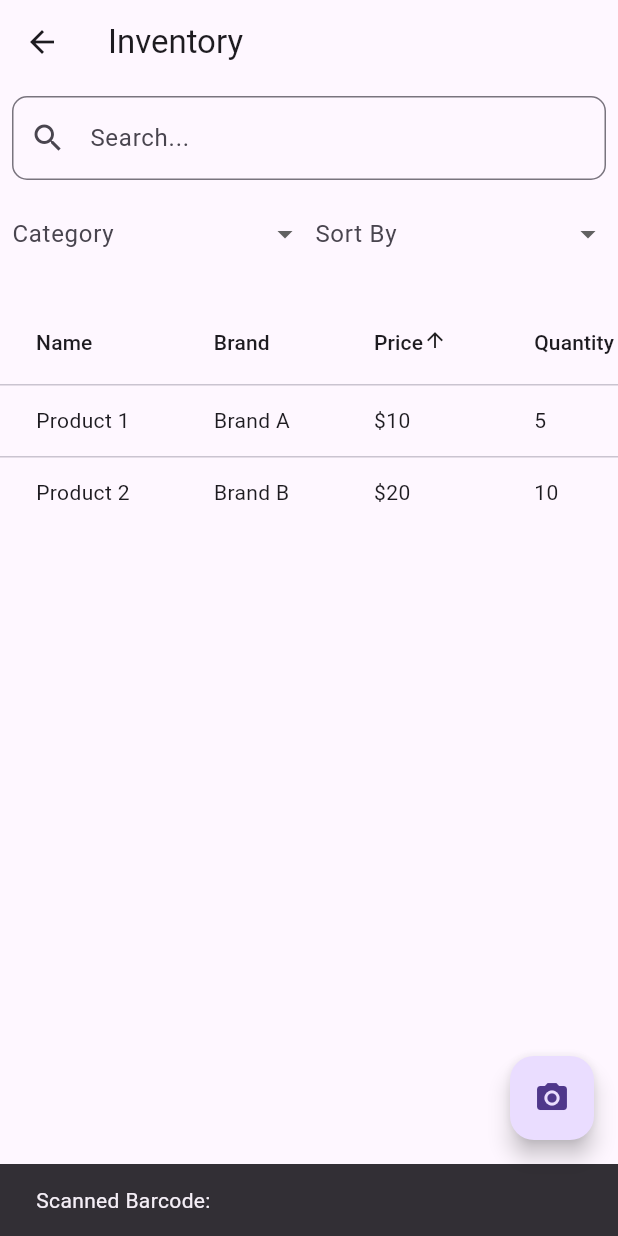
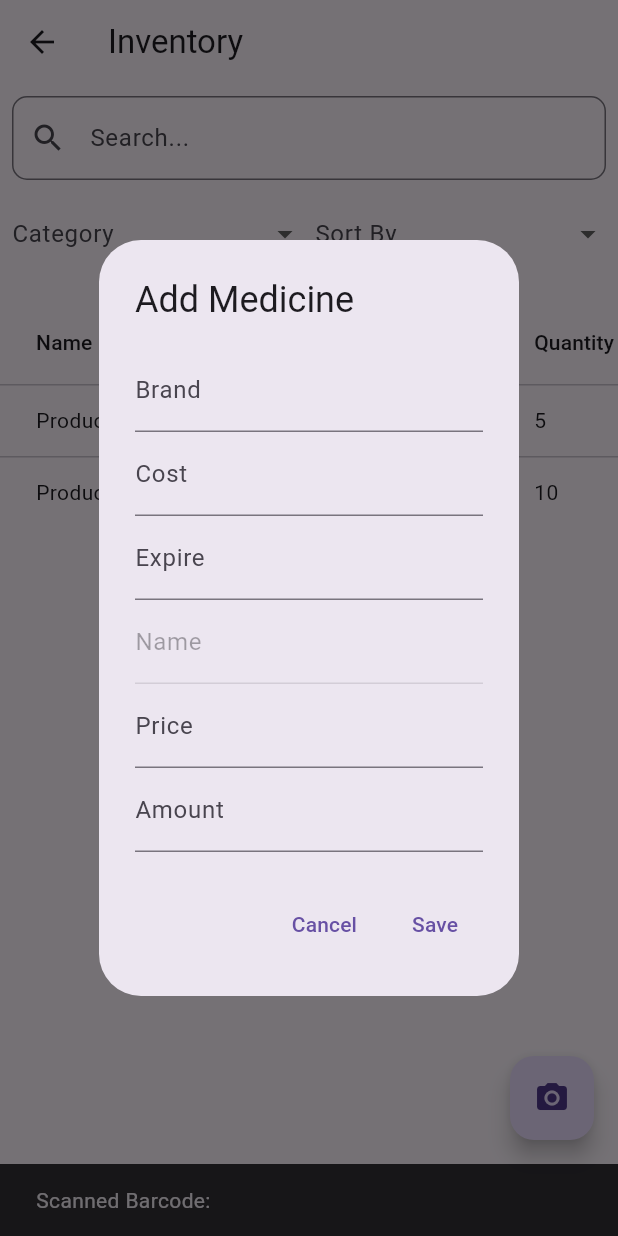
Before and after one commit to Arthurdotself/Flutter-pharmacy-management-system, a Flutter app: the Inventory screen opened directly, after a tap on "Name", after a tap on "Price", after a tap on the "camera alt" icon, on a phone screen of 412 x 824 dp. Run offline on Flutter 3.47's test engine with Material 3 defaults, Android fonts, the phone set to English and light mode, and no system bars; our stand-ins replace awesome_dialog, charts_flutter, cloud_firestore, firebase_analytics, firebase_auth, firebase_core and 2 more; missing offline and left inert: flutter_barcode_scanner; accounts and stored records are empty; network calls fail; statements that could not run were skipped.

Commit message:
update invetory fuction

```diff
--- a/lib/pages/Inventory.dart
+++ b/lib/pages/Inventory.dart
@@ -1,6 +1,5 @@
 import 'package:flutter/material.dart';
 import 'package:flutter_barcode_scanner/flutter_barcode_scanner.dart';
-import 'package:tugas1_login/pages/home.dart';
 
 class Inventory extends StatefulWidget {
   const Inventory({Key? key}) : super(key: key);
@@ -41,7 +40,101 @@ class _InventoryState extends State<Inventory> {
           duration: Duration(seconds: 3), // Adjust the duration as needed
         ),
       );
+
+      // Open dialog to add fields using the scanned barcode value as new ID
+      _showAddMedicineDialog(barcodeScanRes);
     });
+  }
+
+  void _showAddMedicineDialog(String scannedBarcode) {
+    showDialog(
+      context: context,
+      builder: (BuildContext context) {
+        String brand = '';
+        int cost = 0;
+        String expire = '';
+        String name = '';
+        int price = 0;
+        int amount = 0; // Add amount field
+
+        return AlertDialog(
+          title: Text("Add Medicine"),
+          content: SingleChildScrollView(
+            child: Column(
+              children: [
+                TextField(
+                  onChanged: (value) {
+                    brand = value;
+                  },
+                  decoration: InputDecoration(labelText: 'Brand'),
+                ),
+                TextField(
+                  onChanged: (value) {
+                    cost = int.tryParse(value) ?? 0;
+                  },
+                  decoration: InputDecoration(labelText: 'Cost'),
+                  keyboardType: TextInputType.number,
+                ),
+                TextField(
+                  onChanged: (value) {
+                    expire = value;
+                  },
+                  decoration: InputDecoration(labelText: 'Expire'),
+                ),
+                TextField(
+                  onChanged: (value) {
+                    name = value;
+                  },
+                  decoration: InputDecoration(labelText: 'Name'),
+                  controller: TextEditingController(text: scannedBarcode),
+                  enabled: false,
+                ),
+                TextField(
+                  onChanged: (value) {
+                    price = int.tryParse(value) ?? 0;
+                  },
+                  decoration: InputDecoration(labelText: 'Price'),
+                  keyboardType: TextInputType.number,
+                ),
+                TextField(
+                  onChanged: (value) {
+                    amount = int.tryParse(value) ?? 0; // Update amount value
+                  },
+                  decoration: InputDecoration(labelText: 'Amount'), // Add amount field
+                  keyboardType: TextInputType.number,
+                ),
+              ],
+            ),
+          ),
+          actions: [
+            TextButton(
+              onPressed: () {
+                Navigator.of(context).pop();
+              },
+              child: Text("Cancel"),
+            ),
+            TextButton(
+              onPressed: () async {
+                if (name.isNotEmpty) {
+                  // Add the medicine to the list
+                  // Here you can add the logic to add the medicine to your database
+                  // For demonstration, I'm just printing the medicine details
+                  print('Brand: $brand');
+                  print('Cost: $cost');
+                  print('Expire: $expire');
+                  print('Name: $name');
+                  print('Price: $price');
+                  print('Amount: $amount');
+
+                  Navigator.of(context).pop(); // Close the dialog
+                }
+              },
+              child: Text("Save"),
+            ),
+          ],
+        );
+      },
+    );
   }
 
   @override
```
